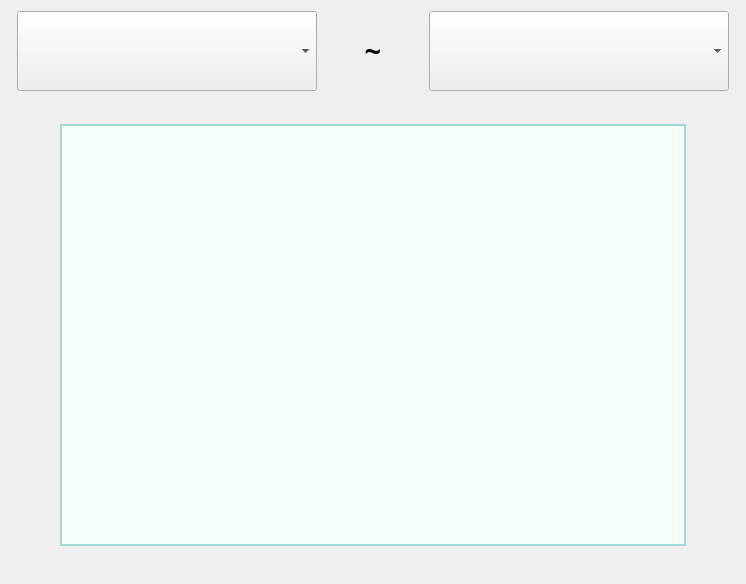
Qt form PEIS_Client/appointmentmanagement.ui (ooohhhj/PEIS) before a commit.
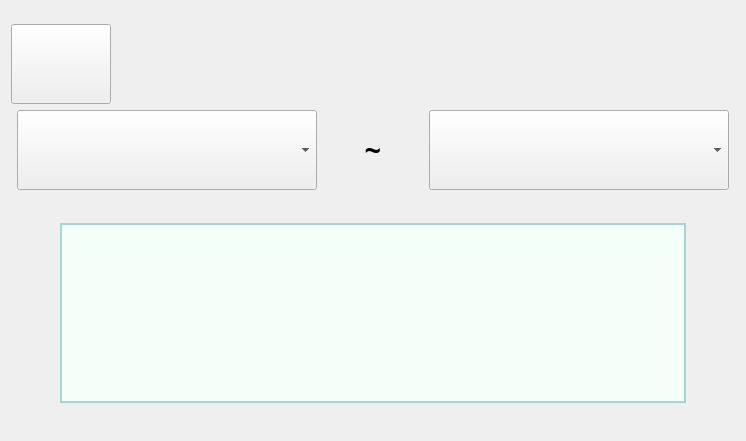
The same form after that commit. Icons and pictures are not drawn.

The edit to the form file:
```diff
--- a/PEIS_Client/appointmentmanagement.ui
+++ b/PEIS_Client/appointmentmanagement.ui
@@ -7,7 +7,7 @@
     <x>0</x>
     <y>0</y>
     <width>746</width>
-    <height>584</height>
+    <height>441</height>
    </rect>
   </property>
   <property name="windowTitle">
@@ -16,6 +16,68 @@
   <layout class="QGridLayout" name="gridLayout_2">
    <item row="0" column="0">
     <layout class="QVBoxLayout" name="verticalLayout">
+     <item>
+      <spacer name="verticalSpacer_3">
+       <property name="orientation">
+        <enum>Qt::Vertical</enum>
+       </property>
+       <property name="sizeType">
+        <enum>QSizePolicy::Fixed</enum>
+       </property>
+       <property name="sizeHint" stdset="0">
+        <size>
+         <width>20</width>
+         <height>13</height>
+        </size>
+       </property>
+      </spacer>
+     </item>
+     <item>
+      <layout class="QHBoxLayout" name="horizontalLayout_2">
+       <item>
+        <widget class="QPushButton" name="returnExitButton">
+         <property name="minimumSize">
+          <size>
+           <width>100</width>
+           <height>80</height>
+          </size>
+         </property>
+         <property name="maximumSize">
+          <size>
+           <width>100</width>
+           <height>80</height>
+          </size>
+         </property>
+         <property name="text">
+          <string/>
+         </property>
+         <property name="icon">
+          <iconset resource="../Resource/icom.qrc">
+           <normaloff>:/returnExit.png</normaloff>:/returnExit.png</iconset>
+         </property>
+         <property name="iconSize">
+          <size>
+           <width>50</width>
+           <height>50</height>
+          </size>
+         </property>
+        </widget>
+       </item>
+       <item>
+        <spacer name="horizontalSpacer_5">
+         <property name="orientation">
+          <enum>Qt::Horizontal</enum>
+         </property>
+         <property name="sizeHint" stdset="0">
+          <size>
+           <width>40</width>
+           <height>20</height>
+          </size>
+         </property>
+        </spacer>
+       </item>
+      </layout>
+     </item>
      <item>
       <layout class="QHBoxLayout" name="horizontalLayout">
        <item>
```
Left out of the diff: 4 changed lines with no effect on the pictures.
